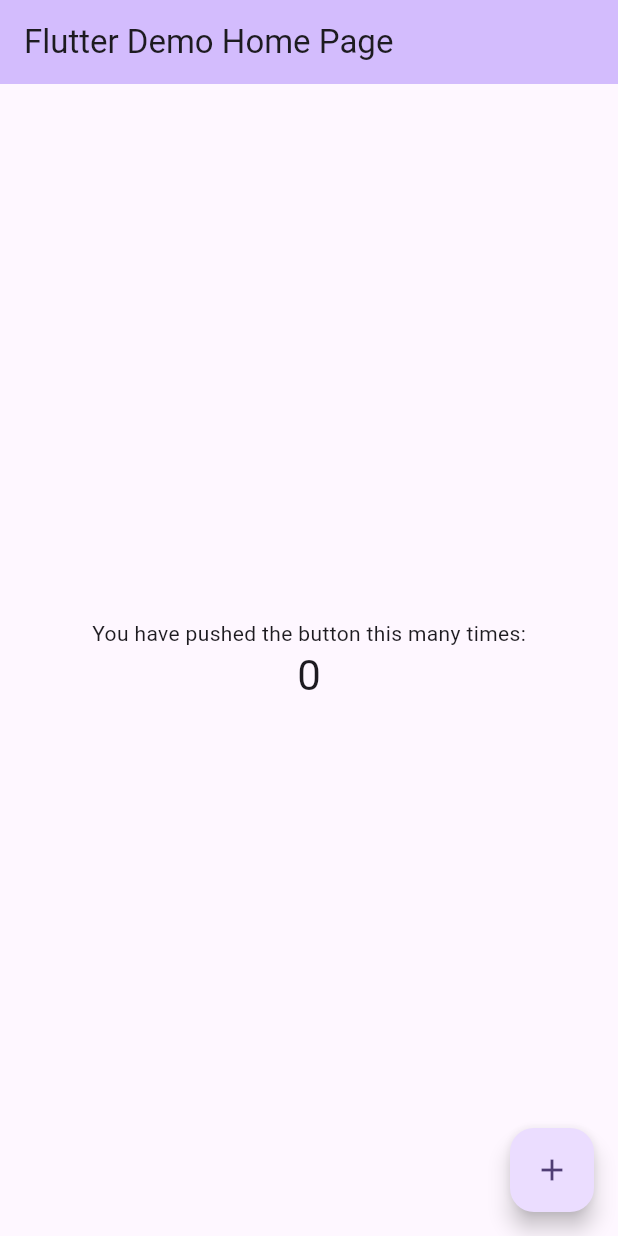
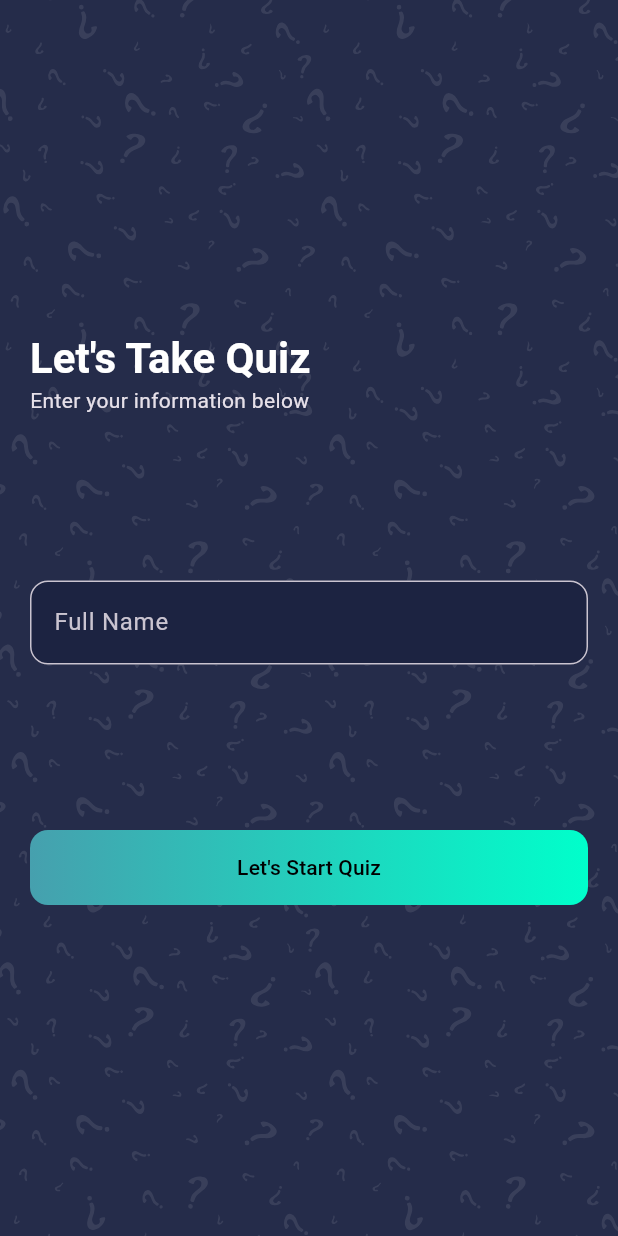
Before and after one commit to SalmaW/CodeAlpha_Projects, a Flutter app: the screen it shows after launch, on a phone screen of 412 x 824 dp. Run offline on Flutter 3.47's test engine with Material 3 defaults, Android fonts, the phone set to English and light mode, and no system bars; our stand-ins replace flutter_svg, get, shared_preferences.

```diff
--- /dev/null
+++ b/quiz_app/lib/config/app_images.dart
@@ -0,0 +1,6 @@
+import 'app_paths.dart';
+
+class AppImages {
+  static final bg = "${AppPaths.bg_path}bg.svg";
+  static final clock = "${AppPaths.bg_path}clock.svg";
+}
--- /dev/null
+++ b/quiz_app/lib/config/app_paths.dart
@@ -0,0 +1,4 @@
+class AppPaths {
+  static final bg_path = "assets/";
+  static final clock_path = "assets/";
+}
--- a/quiz_app/lib/main.dart
+++ b/quiz_app/lib/main.dart
@@ -1,4 +1,7 @@
 import 'package:flutter/material.dart';
+import 'package:get/get_navigation/src/root/get_material_app.dart';
+import 'package:quiz_app/views/quiz_category.dart';
+import '../views/welcome_screen.dart';
 
 void main() {
   runApp(const MyApp());
@@ -9,61 +12,16 @@ class MyApp extends StatelessWidget {
 
   @override
   Widget build(BuildContext context) {
-    return MaterialApp(
+    return GetMaterialApp(
       debugShowCheckedModeBanner: false,
       title: 'Flutter Demo',
+      themeMode: ThemeMode.dark,
+      darkTheme: ThemeData.dark(),
       theme: ThemeData(
         colorScheme: ColorScheme.fromSeed(seedColor: Colors.deepPurple),
         useMaterial3: true,
       ),
-      home: const MyHomePage(title: 'Flutter Demo Home Page'),
+      home: WelcomeScreen(),
     );
   }
 }
-
-class MyHomePage extends StatefulWidget {
-  const MyHomePage({super.key, required this.title});
-  final String title;
-
-  @override
-  State<MyHomePage> createState() => _MyHomePageState();
-}
-
-class _MyHomePageState extends State<MyHomePage> {
-  int _counter = 0;
-
-  void _incrementCounter() {
-    setState(() {
-      _counter++;
-    });
-  }
-
-  @override
-  Widget build(BuildContext context) {
-    return Scaffold(
-      appBar: AppBar(
-        backgroundColor: Theme.of(context).colorScheme.inversePrimary,
-        title: Text(widget.title),
-      ),
-      body: Center(
-        child: Column(
-          mainAxisAlignment: MainAxisAlignment.center,
-          children: <Widget>[
-            const Text(
-              'You have pushed the button this many times:',
-            ),
-            Text(
-              '$_counter',
-              style: Theme.of(context).textTheme.headlineMedium,
-            ),
-          ],
-        ),
-      ),
-      floatingActionButton: FloatingActionButton(
-        onPressed: _incrementCounter,
-        tooltip: 'Increment',
-        child: const Icon(Icons.add),
-      ),
-    );
-  }
-}
--- /dev/null
+++ b/quiz_app/lib/utils/constants.dart
@@ -0,0 +1,16 @@
+import 'package:flutter/material.dart';
+
+const sSecondaryColor = Color(0xFF8894BC);
+const sGreenColor = Color(0xFF6AC259);
+const sRedColor = Color(0xFFE92E30);
+const sBlackColor = Color(0xFF101010);
+const sGrayColor = Color(0xFFC1C1C1);
+const sPrimaryGradient = LinearGradient(
+  colors: [
+    Color(0xFF46A0AE),
+    Color(0xFF00FFCB),
+  ],
+  begin: Alignment.centerLeft,
+  end: Alignment.centerRight,
+);
+const double sDefaultPadding = 20.0;
--- /dev/null
+++ b/quiz_app/lib/views/welcome_screen.dart
@@ -0,0 +1,87 @@
+import 'package:flutter/material.dart';
+import 'package:flutter_svg/flutter_svg.dart';
+import 'package:get/get_core/src/get_main.dart';
+import 'package:get/get_navigation/get_navigation.dart';
+import 'package:quiz_app/config/app_images.dart';
+import 'package:quiz_app/views/admin/admin_dashboard.dart';
+import '../views/quiz_category.dart';
+import '../utils/constants.dart';
+
+class WelcomeScreen extends StatelessWidget {
+  final TextEditingController userNameController = TextEditingController();
+
+  WelcomeScreen({super.key});
+
+  @override
+  Widget build(BuildContext context) {
+    return Scaffold(
+      body: Stack(
+        fit: StackFit.expand,
+        children: [
+          SvgPicture.asset(
+            AppImages.bg,
+            fit: BoxFit.fitWidth,
+          ),
+          SafeArea(
+            child: Padding(
+              padding: const EdgeInsets.symmetric(horizontal: sDefaultPadding),
+              child: Column(
+                crossAxisAlignment: CrossAxisAlignment.start,
+                children: [
+                  const Spacer(flex: 2),
+                  Text(
+                    "Let's Take Quiz",
+                    style: Theme.of(context).textTheme.headlineMedium!.copyWith(
+                          color: Colors.white,
+                          fontWeight: FontWeight.bold,
+                        ),
+                  ),
+                  const Text("Enter your information below"),
+                  const Spacer(), // it will take 1/6 of the screen
+                  TextField(
+                    controller: userNameController,
+                    decoration: const InputDecoration(
+                      filled: true,
+                      fillColor: Color(0xFF1C2341),
+                      hintText: 'Full Name',
+                      border: OutlineInputBorder(
+                        borderRadius: BorderRadius.all(Radius.circular(12)),
+                      ),
+                    ),
+                  ),
+                  const Spacer(),
+                  GestureDetector(
+                    onTap: () {
+                      final userName = userNameController.text;
+                      if (userName == "Admin" || userName == "admin") {
+                        Get.to(AdminDashboard());
+                      } else {
+                        Get.to(QuizCategoryScreen());
+                      }
+                    },
+                    child: Container(
+                      padding: const EdgeInsets.all(sDefaultPadding * 0.75),
+                      decoration: const BoxDecoration(
+                        gradient: sPrimaryGradient,
+                        borderRadius: BorderRadius.all(Radius.circular(12)),
+                      ),
+                      width: double.infinity,
+                      alignment: Alignment.center,
+                      child: Text(
+                        "Let's Start Quiz",
+                        style: Theme.of(context).textTheme.labelLarge!.copyWith(
+                              color: Colors.black,
+                            ),
+                      ),
+                    ),
+                  ),
+                  const Spacer(flex: 2),
+                ],
+              ),
+            ),
+          ),
+        ],
+      ),
+    );
+  }
+}
--- a/quiz_app/pubspec.yaml
+++ b/quiz_app/pubspec.yaml
@@ -36,6 +36,8 @@ dependencies:
   # Use with the CupertinoIcons class for iOS style icons.
   cupertino_icons: ^1.0.6
   get: ^4.6.6
+  flutter_svg: ^2.0.9
+  shared_preferences: ^2.2.3
 
 dev_dependencies:
   flutter_test:
@@ -60,8 +62,8 @@ flutter:
   uses-material-design: true
 
   # To add assets to your application, add an assets section, like this:
-  # assets:
-  #   - images/a_dot_burr.jpeg
+  assets:
+    - assets/
   #   - images/a_dot_ham.jpeg
 
   # An image asset can refer to one or more resolution-specific "variants", see
```
Also changed, not shown: quiz_app/lib/controllers/question_controller.dart (added, +42 -0 lines), quiz_app/lib/models/questions_model.dart (added, +31 -0 lines), quiz_app/lib/views/admin/admin_dashboard.dart (added, +77 -0 lines), quiz_app/lib/views/quiz_category.dart (added, +46 -0 lines), quiz_app/assets/bg.svg (added), quiz_app/assets/clock.svg (added), quiz_app/pubspec.lock, 1 other file.
